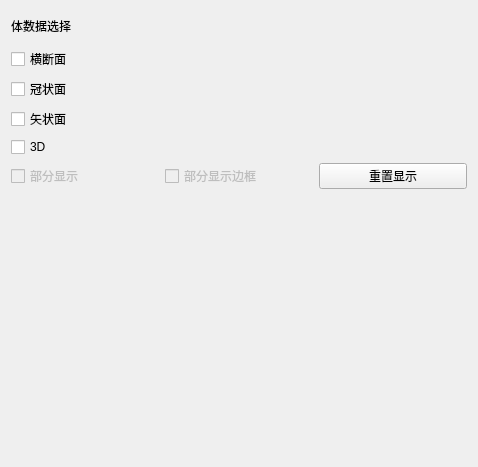
Above: Modules/VolumeDisplayController/Resources/UI/qSlicerVolumeDisplayControllerModuleWidget.ui from zpphigh/STK before the change. Below: the same form after it.
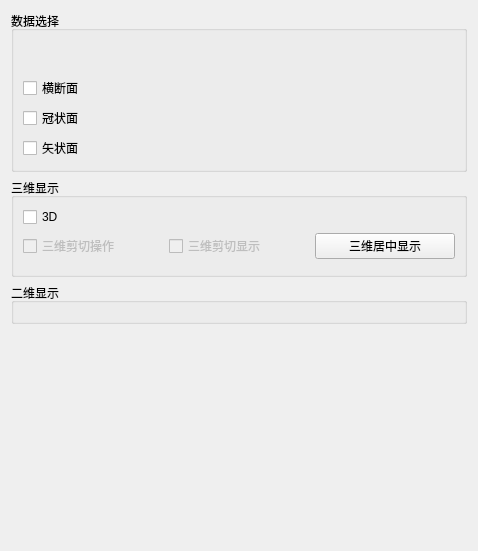
That is the form after the change. Custom widgets are drawn as their Qt base class.

Commit message: adjust widget layout

Patch:
```diff
--- a/Modules/VolumeDisplayController/Resources/UI/qSlicerVolumeDisplayControllerModuleWidget.ui
+++ b/Modules/VolumeDisplayController/Resources/UI/qSlicerVolumeDisplayControllerModuleWidget.ui
@@ -7,29 +7,20 @@
     <x>0</x>
     <y>0</y>
     <width>478</width>
-    <height>467</height>
+    <height>551</height>
    </rect>
   </property>
   <property name="windowTitle">
    <string>Form</string>
   </property>
+  <layout class="QVBoxLayout" name="verticalLayout_4">
+   <item>
+    <widget class="QGroupBox" name="groupBox">
+     <property name="title">
+      <string>数据选择</string>
+     </property>
   <layout class="QVBoxLayout" name="verticalLayout">
    <item>
-    <layout class="QHBoxLayout" name="horizontalLayout">
-     <item>
-      <widget class="QLabel" name="label">
-       <property name="maximumSize">
-        <size>
-         <width>70</width>
-         <height>16777215</height>
-        </size>
-       </property>
-       <property name="text">
-        <string>体数据选择</string>
-       </property>
-      </widget>
-     </item>
-     <item>
       <widget class="qMRMLNodeComboBox" name="ActiveVolumeNodeSelector" native="true">
        <property name="minimumSize">
         <size>
@@ -50,8 +41,6 @@
        </property>
       </widget>
      </item>
-    </layout>
-   </item>
    <item>
     <layout class="QHBoxLayout" name="horizontalLayout_2">
      <item>
@@ -112,6 +101,15 @@
      </item>
     </layout>
    </item>
+     </layout>
+    </widget>
+   </item>
+   <item>
+    <widget class="QGroupBox" name="groupBox_2">
+     <property name="title">
+      <string>三维显示</string>
+     </property>
+     <layout class="QVBoxLayout" name="verticalLayout_2">
    <item>
     <layout class="QHBoxLayout" name="horizontalLayout_5">
      <item>
@@ -134,23 +132,13 @@
    </item>
    <item>
     <layout class="QHBoxLayout" name="horizontalLayout_6">
-     <item>
-      <widget class="QCheckBox" name="ROICropCheckBox">
-       <property name="enabled">
-        <bool>false</bool>
-       </property>
-       <property name="text">
-        <string>部分显示</string>
-       </property>
-      </widget>
-     </item>
      <item>
       <widget class="ctkCheckBox" name="ROICropDisplayCheckBox">
        <property name="enabled">
         <bool>false</bool>
        </property>
        <property name="text">
-        <string>部分显示边框</string>
+           <string>三维剪切操作</string>
        </property>
        <property name="indicatorIcon" stdset="0">
         <iconset>
@@ -165,25 +153,25 @@
        </property>
       </widget>
      </item>
+        <item>
+         <widget class="QCheckBox" name="ROICropCheckBox">
+          <property name="enabled">
+           <bool>false</bool>
+          </property>
+          <property name="text">
+           <string>三维剪切显示</string>
+          </property>
+         </widget>
+        </item>
      <item>
       <widget class="QPushButton" name="resetFocalPointPushButton">
        <property name="text">
-        <string>重置显示</string>
+           <string>三维居中显示</string>
        </property>
       </widget>
      </item>
     </layout>
    </item>
-   <item>
-    <widget class="qSlicerVolumeDisplayWidget" name="VolumeDisplayWidget" native="true">
-     <property name="minimumSize">
-      <size>
-       <width>0</width>
-       <height>0</height>
-      </size>
-     </property>
-    </widget>
-   </item>
    <item>
     <widget class="qMRMLNodeComboBox" name="VolumePropertyNodeComboBox" native="true">
      <property name="nodeTypes" stdset="0">
@@ -197,6 +185,28 @@
      <property name="renameEnabled" stdset="0">
       <bool>true</bool>
      </property>
+       </widget>
+      </item>
+     </layout>
+    </widget>
+   </item>
+   <item>
+    <widget class="QGroupBox" name="groupBox_3">
+     <property name="title">
+      <string>二维显示</string>
+     </property>
+     <layout class="QVBoxLayout" name="verticalLayout_3">
+      <item>
+       <widget class="qSlicerVolumeDisplayWidget" name="VolumeDisplayWidget" native="true">
+        <property name="minimumSize">
+         <size>
+          <width>0</width>
+          <height>0</height>
+         </size>
+        </property>
+       </widget>
+      </item>
+     </layout>
     </widget>
    </item>
    <item>
```
Lines whose indentation alone changed are shown as unchanged. The commit also changes 1 other file.
